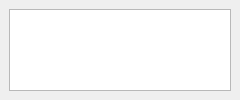
cr1901/QtVGM, file qtvgm.ui: the form before one commit.
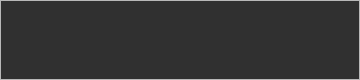
The form after the commit.

Commit message: Further tweak GUI presentation.

Diff of the .ui file:
```diff
--- a/qtvgm.ui
+++ b/qtvgm.ui
@@ -6,14 +6,14 @@
    <rect>
     <x>0</x>
     <y>0</y>
-    <width>240</width>
-    <height>100</height>
+    <width>360</width>
+    <height>80</height>
    </rect>
   </property>
   <property name="minimumSize">
    <size>
     <width>240</width>
-    <height>100</height>
+    <height>70</height>
    </size>
   </property>
   <property name="maximumSize">
@@ -22,13 +22,121 @@
     <height>200</height>
    </size>
   </property>
+  <property name="palette">
+   <palette>
+    <active>
+     <colorrole role="Text">
+      <brush brushstyle="SolidPattern">
+       <color alpha="255">
+        <red>255</red>
+        <green>255</green>
+        <blue>255</blue>
+       </color>
+      </brush>
+     </colorrole>
+     <colorrole role="Base">
+      <brush brushstyle="SolidPattern">
+       <color alpha="255">
+        <red>48</red>
+        <green>48</green>
+        <blue>48</blue>
+       </color>
+      </brush>
+     </colorrole>
+     <colorrole role="PlaceholderText">
+      <brush brushstyle="SolidPattern">
+       <color alpha="128">
+        <red>255</red>
+        <green>255</green>
+        <blue>255</blue>
+       </color>
+      </brush>
+     </colorrole>
+    </active>
+    <inactive>
+     <colorrole role="Text">
+      <brush brushstyle="SolidPattern">
+       <color alpha="255">
+        <red>255</red>
+        <green>255</green>
+        <blue>255</blue>
+       </color>
+      </brush>
+     </colorrole>
+     <colorrole role="Base">
+      <brush brushstyle="SolidPattern">
+       <color alpha="255">
+        <red>48</red>
+        <green>48</green>
+        <blue>48</blue>
+       </color>
+      </brush>
+     </colorrole>
+     <colorrole role="PlaceholderText">
+      <brush brushstyle="SolidPattern">
+       <color alpha="128">
+        <red>255</red>
+        <green>255</green>
+        <blue>255</blue>
+       </color>
+      </brush>
+     </colorrole>
+    </inactive>
+    <disabled>
+     <colorrole role="Text">
+      <brush brushstyle="SolidPattern">
+       <color alpha="255">
+        <red>120</red>
+        <green>120</green>
+        <blue>120</blue>
+       </color>
+      </brush>
+     </colorrole>
+     <colorrole role="Base">
+      <brush brushstyle="SolidPattern">
+       <color alpha="255">
+        <red>240</red>
+        <green>240</green>
+        <blue>240</blue>
+       </color>
+      </brush>
+     </colorrole>
+     <colorrole role="PlaceholderText">
+      <brush brushstyle="SolidPattern">
+       <color alpha="128">
+        <red>0</red>
+        <green>0</green>
+        <blue>0</blue>
+       </color>
+      </brush>
+     </colorrole>
+    </disabled>
+   </palette>
+  </property>
   <property name="windowTitle">
    <string>QtVGM</string>
   </property>
   <widget class="QWidget" name="centralwidget">
    <layout class="QVBoxLayout" name="verticalLayout">
+    <property name="leftMargin">
+     <number>0</number>
+    </property>
+    <property name="topMargin">
+     <number>0</number>
+    </property>
+    <property name="rightMargin">
+     <number>0</number>
+    </property>
+    <property name="bottomMargin">
+     <number>0</number>
+    </property>
     <item>
      <widget class="QTextEdit" name="textEdit">
+      <property name="font">
+       <font>
+        <family>Courier New</family>
+       </font>
+      </property>
       <property name="readOnly">
        <bool>true</bool>
       </property>
```
Left out of the diff: 9 changed lines with no effect on the pictures. The commit also changes 4 other files.
